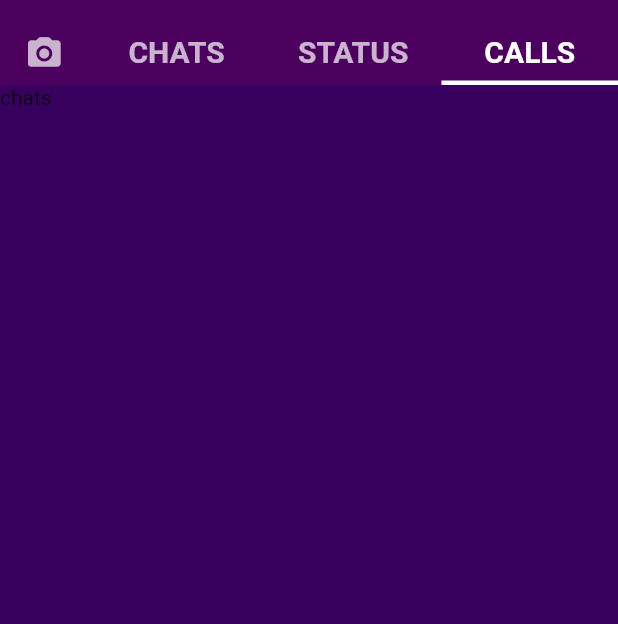
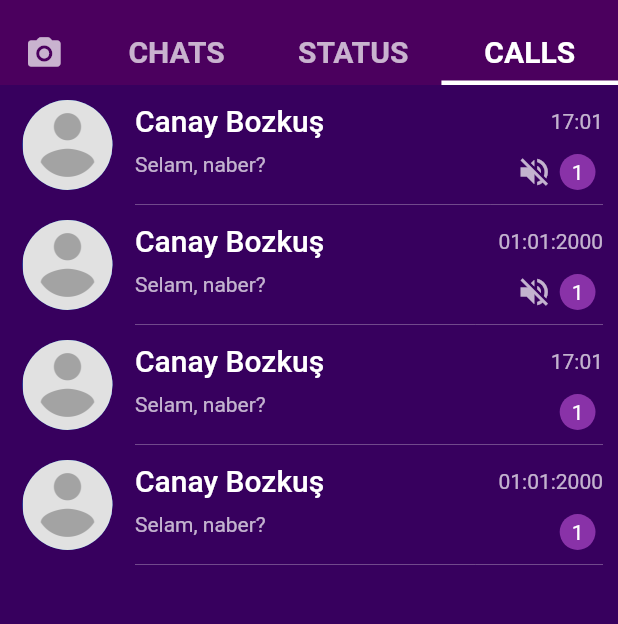
Before and after one commit to CanayBozkus/whatsapp_clone_mobile, a Flutter app: the MainScreen screen opened by its route, on a phone screen of 412 x 824 dp, the part 62-686 px from its top. Run offline on Flutter 3.47's test engine with Material 2 defaults, Android fonts, the phone set to English and light mode, and no system bars; our stand-ins replace flutter_local_notifications, flutter_native_timezone, rxdart, timezone.

Commit message:
recent chat card

```diff
--- /dev/null
+++ b/lib/widgets/main_screen/recent_chat_card.dart
@@ -0,0 +1,121 @@
+import 'package:flutter/material.dart';
+import 'package:whatsapp_clone_mobile/utilities/constants.dart';
+
+class RecentChatCard extends StatelessWidget {
+  const RecentChatCard({this.showTime = true, this.isMuted});
+  final bool showTime;
+  final bool isMuted;
+
+  double getTimeContainerWidth(){
+    if(showTime && !isMuted) return 50;
+    if(showTime && isMuted) return 75;
+    return 85;
+  }
+
+  @override
+  Widget build(BuildContext context) {
+    return Container(
+      height: 80,
+      child: Row(
+        crossAxisAlignment: CrossAxisAlignment.center,
+        children: [
+          Container(
+            width: 90,
+            alignment: Alignment.center,
+            child: CircleAvatar(
+              radius: 30,
+              child: ClipOval(
+                child: Image.asset('assets/images/avatar.png'),
+              ),
+            ),
+          ),
+          Expanded(
+            child: Container(
+              decoration: BoxDecoration(
+                border: Border(
+                  bottom: BorderSide(
+                    color: Colors.white38,
+                    width: 0.5,
+                  )
+                )
+              ),
+              child: Column(
+                crossAxisAlignment: CrossAxisAlignment.start,
+                children: [
+                  SizedBox(height: 12,),
+                  Text(
+                    'Canay Bozkuş',
+                    style: TextStyle(
+                        color: Colors.white,
+                        fontSize: Constant.defaultFontSize,
+                        fontWeight: FontWeight.w500
+                    ),
+                  ),
+                  SizedBox(height: 10,),
+                  Text(
+                    'Selam, naber?',
+                    style: TextStyle(
+                      color: Colors.white70,
+                      fontSize: 14,
+                    ),
+                  ),
+                ],
+              ),
+            ),
+          ),
+          Container(
+            width: getTimeContainerWidth(),
+            decoration: BoxDecoration(
+                border: Border(
+                    bottom: BorderSide(
+                      color: Colors.white38,
+                      width: 0.5,
+                    )
+                )
+            ),
+            child: Column(
+              crossAxisAlignment: CrossAxisAlignment.end,
+              children: [
+                SizedBox(height: 16,),
+                Text(
+                  showTime ? '17:01' : '01:01:2000',
+                  style: TextStyle(
+                      color: Colors.white70,
+                      fontSize: 14
+                  ),
+                ),
+                SizedBox(height: 10,),
+                Row(
+                  mainAxisAlignment: MainAxisAlignment.end,
+                  children: [
+                    isMuted ? Icon(
+                      Icons.volume_off,
+                      color: Colors.white70,
+                    ) : SizedBox.shrink(),
+                    SizedBox(width: 5,),
+                    Container(
+                      padding: EdgeInsets.all(8),
+                      decoration: BoxDecoration(
+                        color: Constant.lightPrimaryColor,
+                        shape: BoxShape.circle,
+                      ),
+                      child: Text(
+                        '1',
+                        style: TextStyle(
+                          fontSize: 14,
+                          color: Colors.white,
+                        ),
+                      ),
+                    ),
+                    SizedBox(width: 5,),
+                  ],
+                ),
+              ],
+            ),
+          ),
+          SizedBox(width: 10,),
+        ],
+      ),
+    );
+  }
+}
--- a/lib/widgets/main_screen/recent_chats.dart
+++ b/lib/widgets/main_screen/recent_chats.dart
@@ -1,10 +1,17 @@
 import 'package:flutter/material.dart';
+import 'package:whatsapp_clone_mobile/utilities/constants.dart';
+import 'package:whatsapp_clone_mobile/widgets/main_screen/recent_chat_card.dart';
 
 class RecentChats extends StatelessWidget {
   @override
   Widget build(BuildContext context) {
-    return Container(
-      child: Text('chats'),
+    return ListView(
+      children: [
+        RecentChatCard(showTime: true, isMuted: true,),
+        RecentChatCard(showTime: false, isMuted: true,),
+        RecentChatCard(showTime: true, isMuted: false,),
+        RecentChatCard(showTime: false, isMuted: false,),
+      ],
     );
   }
 }
```
